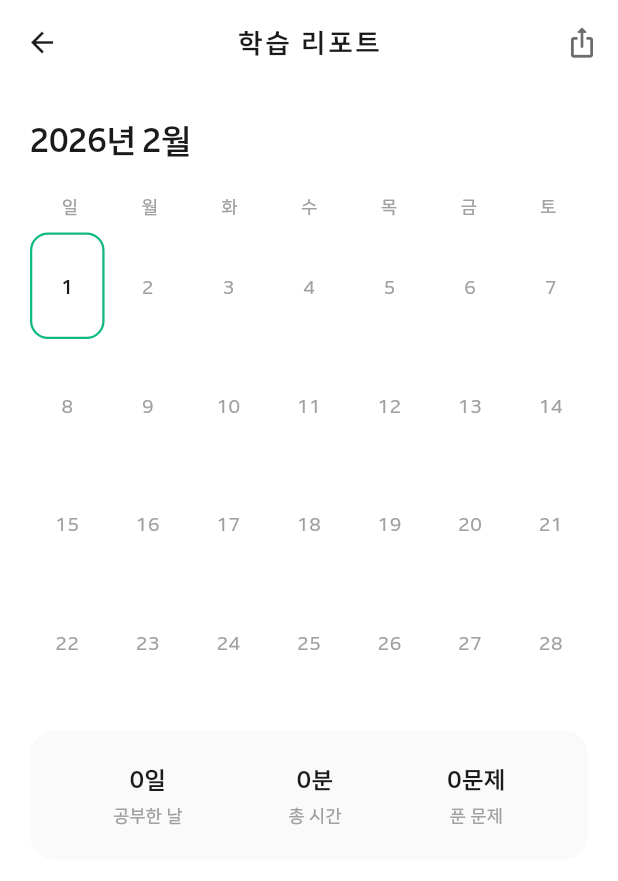
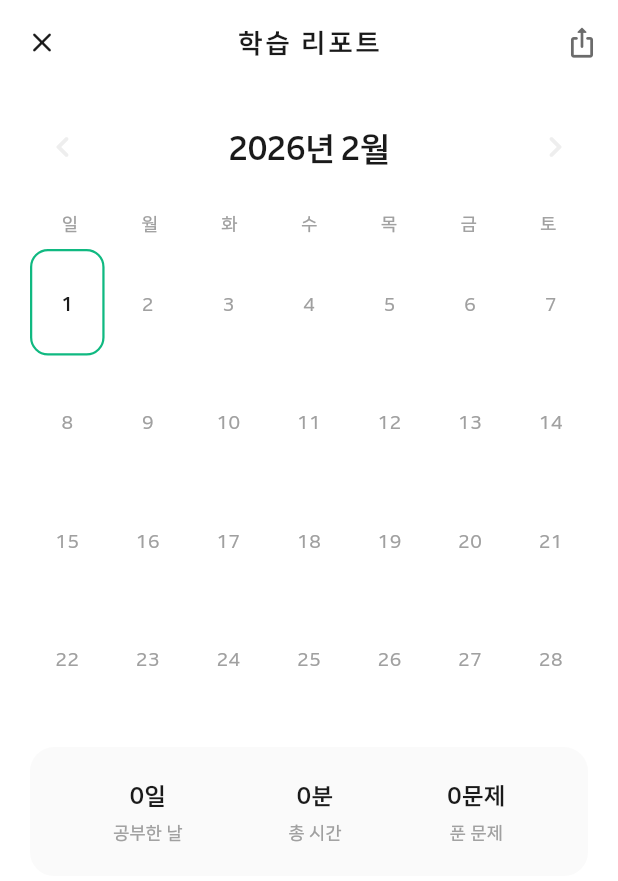
Before and after one commit to XuTuX/lasttimer, a Flutter app: the StudyReportPage screen opened by its route, on a phone screen of 412 x 824 dp. Shown: the top 881 px of the screen. Run offline on Flutter 3.47's test engine with Material 3 defaults, Android fonts, the phone set to English and light mode, and no system bars; our stand-ins replace fl_chart, flutter_slidable, get, isar, shared_preferences; accounts and stored records are empty; generated files the repository leaves out were written again.

Commit message:
켈린더추가

```diff
--- a/lib/pages/statistics/study_report_page.dart
+++ b/lib/pages/statistics/study_report_page.dart
@@ -4,8 +4,73 @@ import 'package:get/get.dart';
 import 'package:last_timer/pages/subjects/subject_controller.dart';
 import 'package:last_timer/utils/design_tokens.dart';
 
-class StudyReportPage extends GetView<SubjectController> {
+class StudyReportPage extends StatefulWidget {
   const StudyReportPage({super.key});
+
+  @override
+  State<StudyReportPage> createState() => _StudyReportPageState();
+}
+
+class _StudyReportPageState extends State<StudyReportPage> {
+  final SubjectController controller = Get.find<SubjectController>();
+  late DateTime _currentMonth;
+  late DateTime _earliestMonth;
+  late DateTime _latestMonth;
+
+  @override
+  void initState() {
+    super.initState();
+    final now = DateTime.now();
+    _currentMonth = DateTime(now.year, now.month, 1);
+    _latestMonth = _currentMonth;
+    _calculateEarliestMonth();
+  }
+
+  void _calculateEarliestMonth() {
+    if (controller.exams.isEmpty) {
+      _earliestMonth = _currentMonth;
+      return;
+    }
+
+    // 가장 오래된 시험 기록의 월 찾기
+    DateTime earliest = controller.exams.first.finishedAt;
+    for (final exam in controller.exams) {
+      if (exam.finishedAt.isBefore(earliest)) {
+        earliest = exam.finishedAt;
+      }
+    }
+    _earliestMonth = DateTime(earliest.year, earliest.month, 1);
+  }
+
+  void _goToPreviousMonth() {
+    final prevMonth = DateTime(_currentMonth.year, _currentMonth.month - 1, 1);
+    if (!prevMonth.isBefore(_earliestMonth)) {
+      HapticFeedback.selectionClick();
+      setState(() {
+        _currentMonth = prevMonth;
+      });
+    }
+  }
+
+  void _goToNextMonth() {
+    final nextMonth = DateTime(_currentMonth.year, _currentMonth.month + 1, 1);
+    if (!nextMonth.isAfter(_latestMonth)) {
+      HapticFeedback.selectionClick();
+      setState(() {
+        _currentMonth = nextMonth;
+      });
+    }
+  }
+
+  bool get _canGoPrevious {
+    final prevMonth = DateTime(_currentMonth.year, _currentMonth.month - 1, 1);
+    return !prevMonth.isBefore(_earliestMonth);
+  }
+
+  bool get _canGoNext {
+    final nextMonth = DateTime(_currentMonth.year, _currentMonth.month + 1, 1);
+    return !nextMonth.isAfter(_latestMonth);
+  }
 
   @override
   Widget build(BuildContext context) {
@@ -16,6 +81,12 @@ class StudyReportPage extends GetView<SubjectController> {
         centerTitle: true,
         elevation: 0,
         backgroundColor: AppColors.background,
+        automaticallyImplyLeading: false,
+        leading: IconButton(
+          icon: const Icon(Icons.close_rounded),
+          color: AppColors.textPrimary,
+          onPressed: () => Get.back(),
+        ),
         actions: [
           IconButton(
             icon: const Icon(Icons.ios_share_rounded),
@@ -24,53 +95,38 @@ class StudyReportPage extends GetView<SubjectController> {
           ),
         ],
       ),
-      body: _MonthlyCalendarView(),
-    );
-  }
-
-  void _showShareSheet(BuildContext context) {
-    HapticFeedback.mediumImpact();
-    Get.snackbar(
-      '공유 기능',
-      '곧 인스타그램 스토리 공유 기능이 추가됩니다!',
-      snackPosition: SnackPosition.BOTTOM,
-      margin: const EdgeInsets.all(16),
-      borderRadius: 12,
-      backgroundColor: AppColors.gray900,
-      colorText: Colors.white,
-    );
-  }
-}
-
-class _MonthlyCalendarView extends GetView<SubjectController> {
-  @override
-  Widget build(BuildContext context) {
-    final now = DateTime.now();
-    final currentMonth = DateTime(now.year, now.month, 1);
-
-    return Obx(() {
-      final dailyStats = _calculateDailyStats(currentMonth);
+      body: Obx(() {
+        // exams가 변경되면 earliestMonth 다시 계산
+        _calculateEarliestMonth();
+        final dailyStats = _calculateDailyStats(_currentMonth);
 
         return SingleChildScrollView(
           padding: const EdgeInsets.all(20),
           child: Column(
             crossAxisAlignment: CrossAxisAlignment.start,
             children: [
-            // 월 헤더
-            _MonthHeader(month: currentMonth),
+              // 월 네비게이션 헤더
+              _MonthNavigator(
+                month: _currentMonth,
+                canGoPrevious: _canGoPrevious,
+                canGoNext: _canGoNext,
+                onPrevious: _goToPreviousMonth,
+                onNext: _goToNextMonth,
+              ),
               const SizedBox(height: 20),
               // 요일 헤더
               _WeekdayHeader(),
               const SizedBox(height: 8),
               // 캘린더 그리드
-            _CalendarGrid(month: currentMonth, dailyStats: dailyStats),
+              _CalendarGrid(month: _currentMonth, dailyStats: dailyStats),
               const SizedBox(height: 24),
               // 이번 달 요약
               _MonthlySummary(dailyStats: dailyStats),
             ],
           ),
         );
-    });
+      }),
+    );
   }
 
   Map<int, _DayStats> _calculateDailyStats(DateTime month) {
@@ -106,6 +162,19 @@ class _MonthlyCalendarView extends GetView<SubjectController> {
 
     return stats;
   }
+
+  void _showShareSheet(BuildContext context) {
+    HapticFeedback.mediumImpact();
+    Get.snackbar(
+      '공유 기능',
+      '곧 인스타그램 스토리 공유 기능이 추가됩니다!',
+      snackPosition: SnackPosition.BOTTOM,
+      margin: const EdgeInsets.all(16),
+      borderRadius: 12,
+      backgroundColor: AppColors.gray900,
+      colorText: Colors.white,
+    );
+  }
 }
 
 class _DayStats {
@@ -115,10 +184,20 @@ class _DayStats {
   _DayStats({required this.seconds, required this.questions});
 }
 
-class _MonthHeader extends StatelessWidget {
+class _MonthNavigator extends StatelessWidget {
   final DateTime month;
+  final bool canGoPrevious;
+  final bool canGoNext;
+  final VoidCallback onPrevious;
+  final VoidCallback onNext;
 
-  const _MonthHeader({required this.month});
+  const _MonthNavigator({
+    required this.month,
+    required this.canGoPrevious,
+    required this.canGoNext,
+    required this.onPrevious,
+    required this.onNext,
+  });
 
   @override
   Widget build(BuildContext context) {
@@ -137,9 +216,41 @@ class _MonthHeader extends StatelessWidget {
       '12월',
     ];
 
-    return Text(
+    return Row(
+      mainAxisAlignment: MainAxisAlignment.spaceBetween,
+      children: [
+        // 이전 달 버튼
+        GestureDetector(
+          onTap: canGoPrevious ? onPrevious : null,
+          child: Container(
+            padding: const EdgeInsets.all(8),
+            child: Icon(
+              Icons.chevron_left_rounded,
+              color: canGoPrevious ? AppColors.textPrimary : AppColors.gray200,
+              size: 28,
+            ),
+          ),
+        ),
+        // 현재 월
+        Text(
           '${month.year}년 ${monthNames[month.month - 1]}',
-      style: AppTypography.headlineLarge.copyWith(fontWeight: FontWeight.bold),
+          style: AppTypography.headlineLarge.copyWith(
+            fontWeight: FontWeight.bold,
+          ),
+        ),
+        // 다음 달 버튼
+        GestureDetector(
+          onTap: canGoNext ? onNext : null,
+          child: Container(
+            padding: const EdgeInsets.all(8),
+            child: Icon(
+              Icons.chevron_right_rounded,
+              color: canGoNext ? AppColors.textPrimary : AppColors.gray200,
+              size: 28,
+            ),
+          ),
+        ),
+      ],
     );
   }
 }
```
Lines whose indentation alone changed are shown as unchanged.
